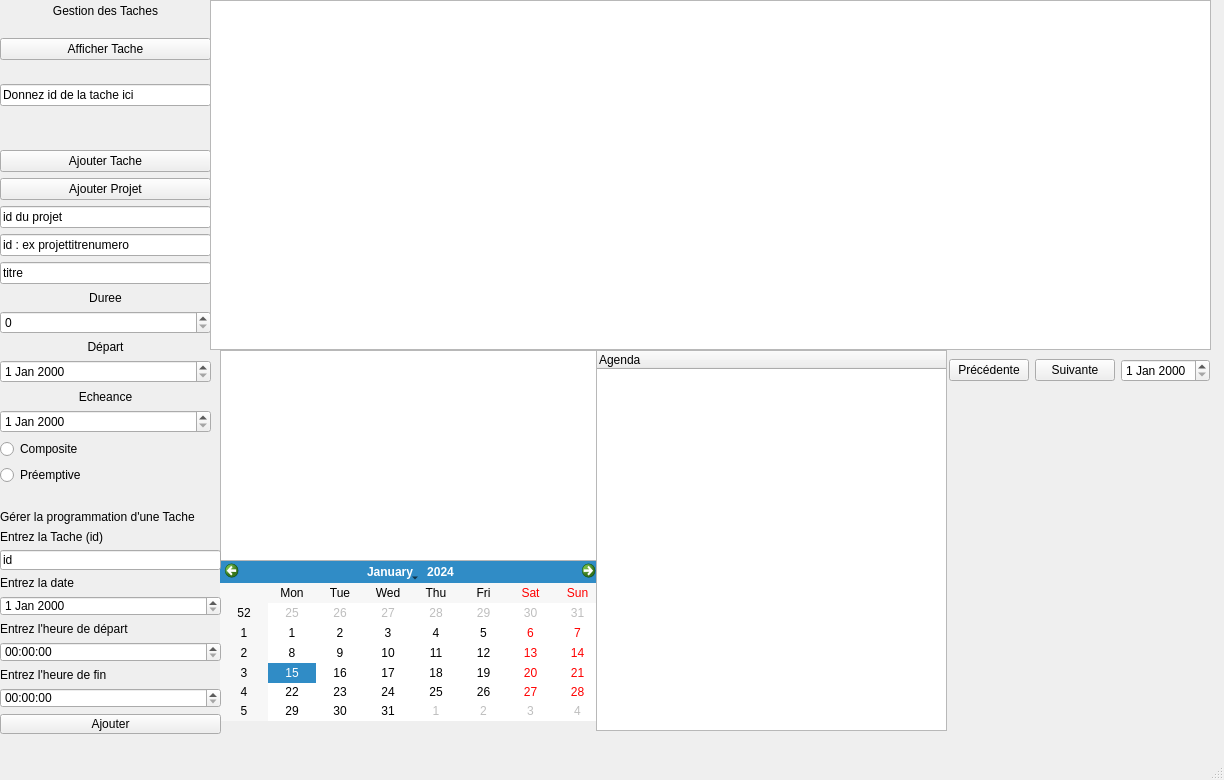
This is mainwindow.ui in TheFump/tdQtConsole as Qt 5 draws it before an edit. The edited form follows.
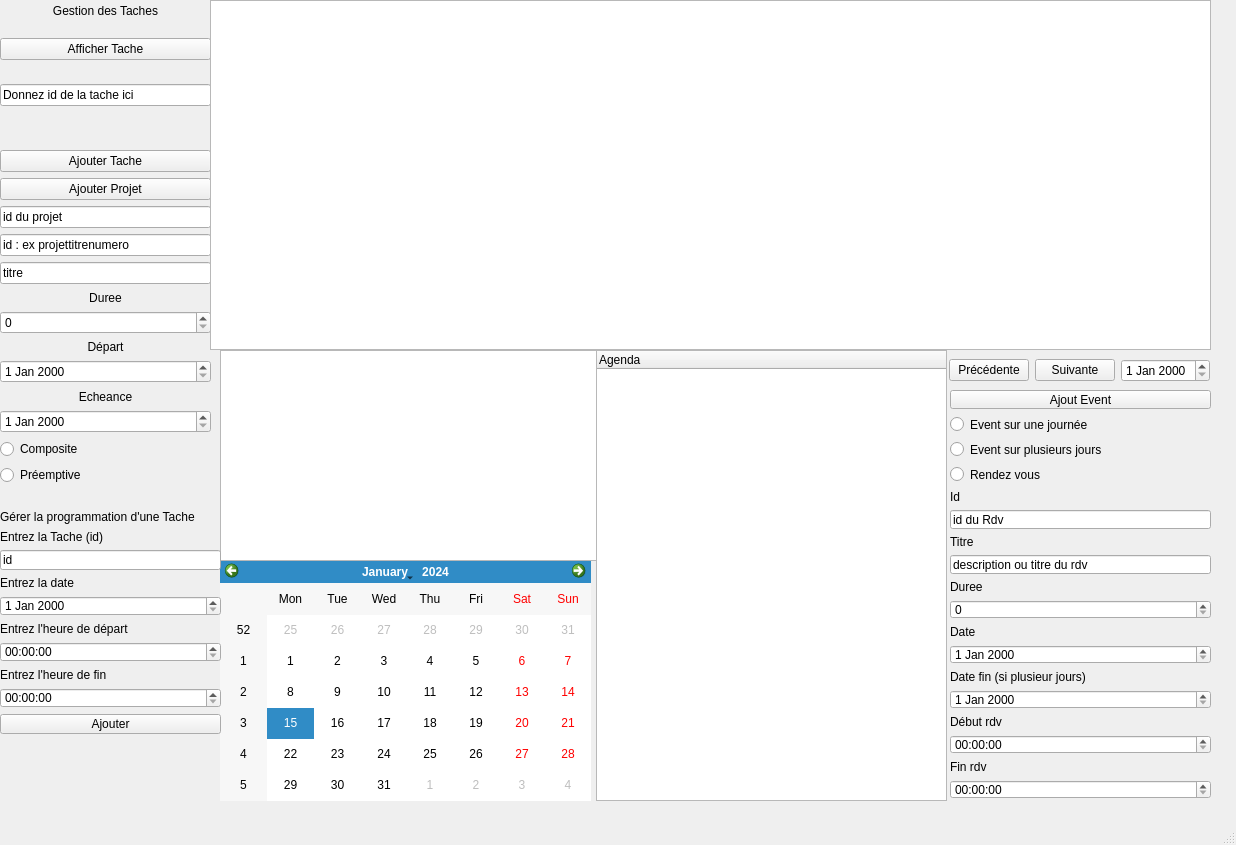
This is the edited form.

Commit message: Ajout events sans interface pour l'instant

What changed in the file:
```diff
--- a/mainwindow.ui
+++ b/mainwindow.ui
@@ -6,8 +6,8 @@
    <rect>
     <x>0</x>
     <y>0</y>
-    <width>1224</width>
-    <height>780</height>
+    <width>1236</width>
+    <height>845</height>
    </rect>
   </property>
   <property name="windowTitle">
@@ -19,8 +19,8 @@
      <rect>
       <x>220</x>
       <y>560</y>
-      <width>381</width>
-      <height>161</height>
+      <width>371</width>
+      <height>241</height>
      </rect>
     </property>
    </widget>
@@ -304,7 +304,7 @@
       <x>596</x>
       <y>350</y>
       <width>351</width>
-      <height>381</height>
+      <height>451</height>
      </rect>
     </property>
     <property name="columnCount">
@@ -316,6 +316,124 @@
      </property>
     </column>
    </widget>
+   <widget class="QWidget" name="verticalLayoutWidget_5">
+    <property name="geometry">
+     <rect>
+      <x>950</x>
+      <y>390</y>
+      <width>261</width>
+      <height>409</height>
+     </rect>
+    </property>
+    <layout class="QVBoxLayout" name="verticalLayout_5">
+     <item>
+      <widget class="QPushButton" name="ajoutEvent">
+       <property name="text">
+        <string>Ajout Event</string>
+       </property>
+      </widget>
+     </item>
+     <item>
+      <widget class="QRadioButton" name="event1j">
+       <property name="text">
+        <string>Event sur une journée</string>
+       </property>
+      </widget>
+     </item>
+     <item>
+      <widget class="QRadioButton" name="eventpj">
+       <property name="text">
+        <string>Event sur plusieurs jours</string>
+       </property>
+      </widget>
+     </item>
+     <item>
+      <widget class="QRadioButton" name="rdv">
+       <property name="text">
+        <string>Rendez vous</string>
+       </property>
+      </widget>
+     </item>
+     <item>
+      <widget class="QLabel" name="label_16">
+       <property name="text">
+        <string>Id</string>
+       </property>
+      </widget>
+     </item>
+     <item>
+      <widget class="QLineEdit" name="idevent">
+       <property name="text">
+        <string>id du Rdv</string>
+       </property>
+      </widget>
+     </item>
+     <item>
+      <widget class="QLabel" name="label_15">
+       <property name="text">
+        <string>Titre</string>
+       </property>
+      </widget>
+     </item>
+     <item>
+      <widget class="QLineEdit" name="titreevent">
+       <property name="text">
+        <string>description ou titre du rdv</string>
+       </property>
+      </widget>
+     </item>
+     <item>
+      <widget class="QLabel" name="label_10">
+       <property name="text">
+        <string>Duree</string>
+       </property>
+      </widget>
+     </item>
+     <item>
+      <widget class="QSpinBox" name="dureeevnt"/>
+     </item>
+     <item>
+      <widget class="QLabel" name="label_11">
+       <property name="text">
+        <string>Date</string>
+       </property>
+      </widget>
+     </item>
+     <item>
+      <widget class="QDateEdit" name="datedebevent"/>
+     </item>
+     <item>
+      <widget class="QLabel" name="label_12">
+       <property name="text">
+        <string>Date fin (si plusieur jours)</string>
+       </property>
+      </widget>
+     </item>
+     <item>
+      <widget class="QDateEdit" name="datefinevent"/>
+     </item>
+     <item>
+      <widget class="QLabel" name="label_13">
+       <property name="text">
+        <string>Début rdv</string>
+       </property>
+      </widget>
+     </item>
+     <item>
+      <widget class="QTimeEdit" name="timedebutevent"/>
+     </item>
+     <item>
+      <widget class="QLabel" name="label_14">
+       <property name="text">
+        <string>Fin rdv</string>
+       </property>
+      </widget>
+     </item>
+     <item>
+      <widget class="QTimeEdit" name="timefinevent"/>
+     </item>
+    </layout>
+   </widget>
   </widget>
   <widget class="QMenuBar" name="menubar">
    <property name="geometry">
```
Left out of the diff: 2 changed lines with no effect on the pictures. The commit also changes 10 other files.
